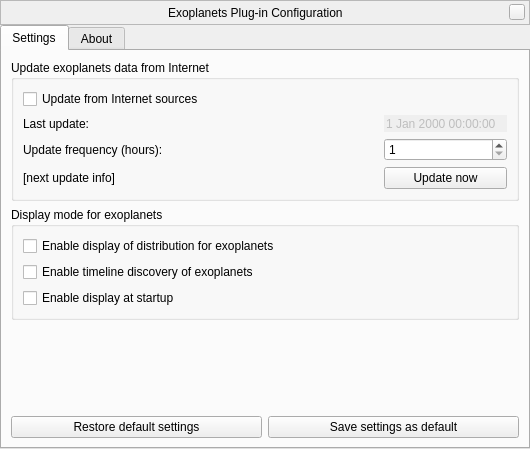
This is plugins/Exoplanets/src/gui/exoplanetsDialog.ui in 519984307/stellarium_src as Qt 5 draws it before an edit. The edited form follows.
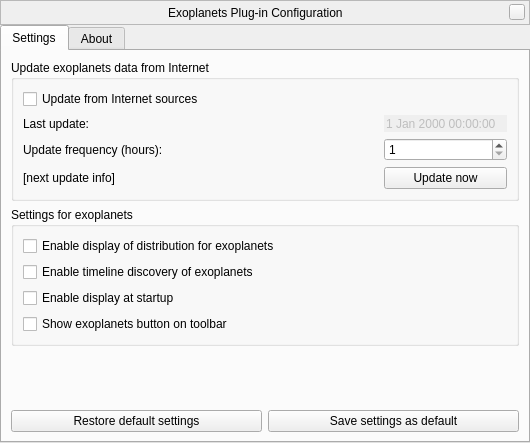
This is the edited form. Custom widgets are drawn as their Qt base class.

Commit message: Enable show pulsars button on toolbar for Exoplanets, Quasars and Pulsars plugins

Patch:
```diff
--- a/plugins/Exoplanets/src/gui/exoplanetsDialog.ui
+++ b/plugins/Exoplanets/src/gui/exoplanetsDialog.ui
@@ -7,7 +7,7 @@
     <x>0</x>
     <y>0</y>
     <width>528</width>
-    <height>449</height>
+    <height>443</height>
    </rect>
   </property>
   <property name="windowTitle">
@@ -229,7 +229,7 @@
        <item>
         <widget class="QGroupBox" name="displayBox">
          <property name="title">
-          <string>Display mode for exoplanets</string>
+          <string>Settings for exoplanets</string>
          </property>
          <layout class="QVBoxLayout" name="verticalLayout">
           <item>
@@ -259,6 +259,13 @@
             </property>
            </widget>
           </item>
+          <item>
+           <widget class="QCheckBox" name="displayShowExoplanetsButton">
+            <property name="text">
+             <string>Show exoplanets button on toolbar</string>
+            </property>
+           </widget>
+          </item>
          </layout>
         </widget>
        </item>
```
The commit also changes 17 other files.
